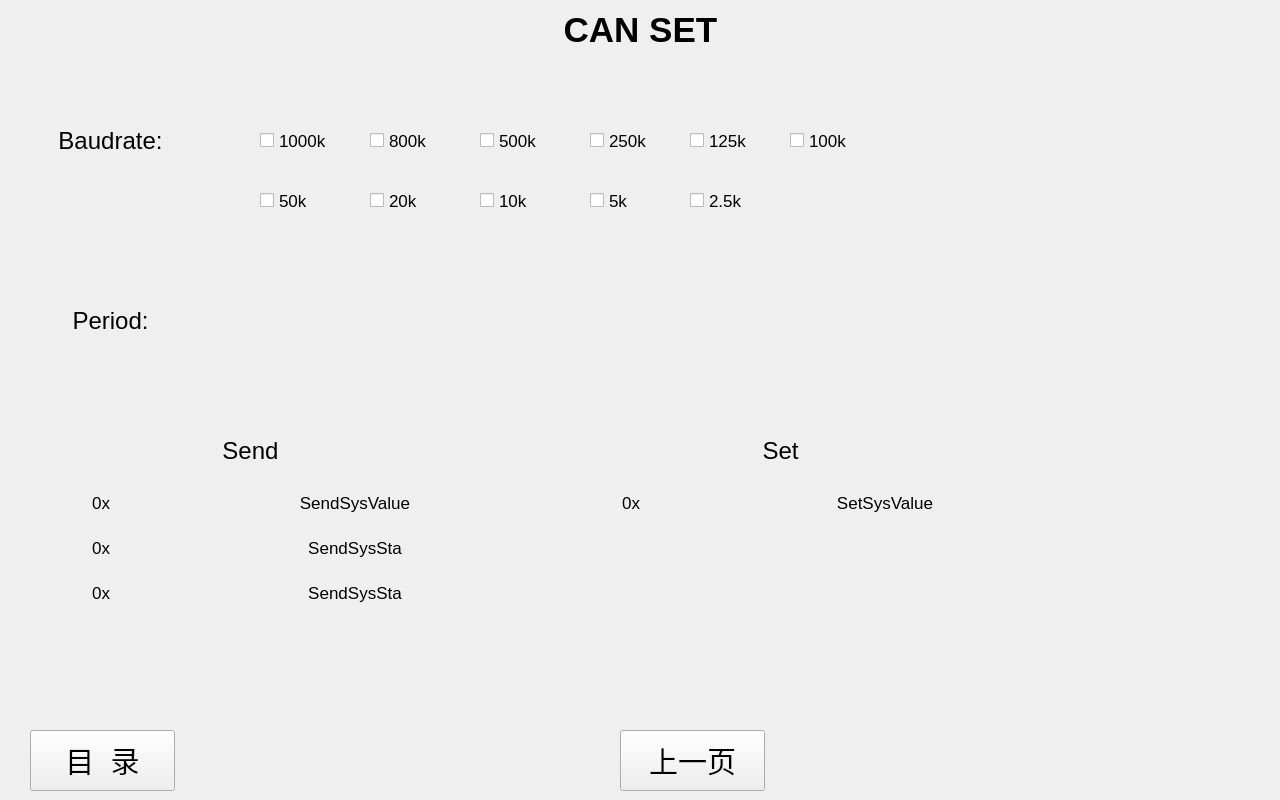
qingdouke/TemakViews, file canset.ui: the form before one commit.
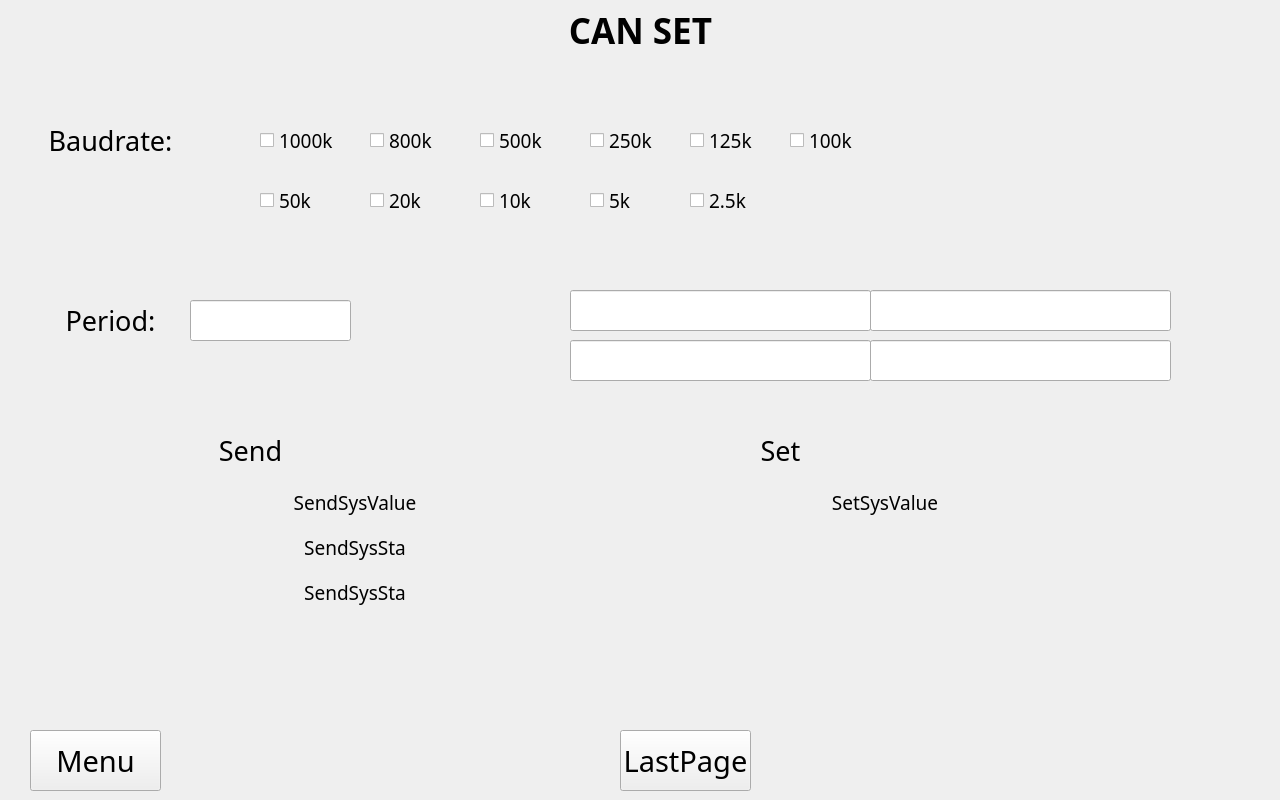
The form after the commit.

Commit message: complete all user common page dispay and touch function,wait for testing and adjustion

Diff of the .ui file:
```diff
--- a/canset.ui
+++ b/canset.ui
@@ -55,7 +55,9 @@
     </property>
     <property name="font">
      <font>
+      <family>思源黑体</family>
       <pointsize>26</pointsize>
+      <weight>75</weight>
       <bold>true</bold>
      </font>
     </property>
@@ -84,17 +86,18 @@
      <rect>
       <x>30</x>
       <y>10</y>
-      <width>145</width>
+      <width>131</width>
       <height>61</height>
      </rect>
     </property>
     <property name="font">
      <font>
+      <family>思源黑体</family>
       <pointsize>22</pointsize>
      </font>
     </property>
     <property name="text">
-     <string>目  录</string>
+     <string>Menu</string>
     </property>
    </widget>
    <widget class="QLabel" name="footer_line">
@@ -115,17 +118,18 @@
      <rect>
       <x>620</x>
       <y>10</y>
-      <width>145</width>
+      <width>131</width>
       <height>61</height>
      </rect>
     </property>
     <property name="font">
      <font>
+      <family>思源黑体</family>
       <pointsize>22</pointsize>
      </font>
     </property>
     <property name="text">
-     <string>上一页</string>
+     <string>LastPage</string>
     </property>
    </widget>
   </widget>
@@ -158,7 +162,8 @@
      </property>
      <property name="font">
       <font>
-       <pointsize>18</pointsize>
+       <family>思源黑体</family>
+       <pointsize>20</pointsize>
       </font>
      </property>
      <property name="text">
@@ -179,7 +184,8 @@
      </property>
      <property name="font">
       <font>
-       <pointsize>13</pointsize>
+       <family>思源黑体</family>
+       <pointsize>14</pointsize>
       </font>
      </property>
      <property name="text">
@@ -197,7 +203,8 @@
      </property>
      <property name="font">
       <font>
-       <pointsize>13</pointsize>
+       <family>思源黑体</family>
+       <pointsize>14</pointsize>
       </font>
      </property>
      <property name="text">
@@ -215,7 +222,8 @@
      </property>
      <property name="font">
       <font>
-       <pointsize>13</pointsize>
+       <family>思源黑体</family>
+       <pointsize>14</pointsize>
       </font>
      </property>
      <property name="text">
@@ -233,7 +241,8 @@
      </property>
      <property name="font">
       <font>
-       <pointsize>13</pointsize>
+       <family>思源黑体</family>
+       <pointsize>14</pointsize>
       </font>
      </property>
      <property name="text">
@@ -251,7 +260,8 @@
      </property>
      <property name="font">
       <font>
-       <pointsize>13</pointsize>
+       <family>思源黑体</family>
+       <pointsize>14</pointsize>
       </font>
      </property>
      <property name="text">
@@ -269,7 +279,8 @@
      </property>
      <property name="font">
       <font>
-       <pointsize>13</pointsize>
+       <family>思源黑体</family>
+       <pointsize>14</pointsize>
       </font>
      </property>
      <property name="text">
@@ -287,7 +298,8 @@
      </property>
      <property name="font">
       <font>
-       <pointsize>13</pointsize>
+       <family>思源黑体</family>
+       <pointsize>14</pointsize>
       </font>
      </property>
      <property name="text">
@@ -305,7 +317,8 @@
      </property>
      <property name="font">
       <font>
-       <pointsize>13</pointsize>
+       <family>思源黑体</family>
+       <pointsize>14</pointsize>
       </font>
      </property>
      <property name="text">
@@ -323,7 +336,8 @@
      </property>
      <property name="font">
       <font>
-       <pointsize>13</pointsize>
+       <family>思源黑体</family>
+       <pointsize>14</pointsize>
       </font>
      </property>
      <property name="text">
@@ -341,7 +355,8 @@
      </property>
      <property name="font">
       <font>
-       <pointsize>13</pointsize>
+       <family>思源黑体</family>
+       <pointsize>14</pointsize>
       </font>
      </property>
      <property name="text">
@@ -359,7 +374,8 @@
      </property>
      <property name="font">
       <font>
-       <pointsize>13</pointsize>
+       <family>思源黑体</family>
+       <pointsize>14</pointsize>
       </font>
      </property>
      <property name="text">
@@ -387,7 +403,8 @@
      </property>
      <property name="font">
       <font>
-       <pointsize>18</pointsize>
+       <family>思源黑体</family>
+       <pointsize>20</pointsize>
       </font>
      </property>
      <property name="text">
@@ -397,18 +414,15 @@
       <set>Qt::AlignCenter</set>
      </property>
     </widget>
-    <widget class="QLabel" name="period_line">
+    <widget class="QLineEdit" name="period_edit">
      <property name="geometry">
       <rect>
-       <x>153</x>
-       <y>70</y>
-       <width>120</width>
-       <height>2</height>
+       <x>190</x>
+       <y>40</y>
+       <width>161</width>
+       <height>41</height>
       </rect>
      </property>
-     <property name="text">
-      <string/>
-     </property>
     </widget>
    </widget>
    <widget class="QWidget" name="Send" native="true">
@@ -431,7 +445,8 @@
      </property>
      <property name="font">
       <font>
-       <pointsize>18</pointsize>
+       <family>思源黑体</family>
+       <pointsize>20</pointsize>
       </font>
      </property>
      <property name="text">
@@ -553,27 +568,6 @@
       <set>Qt::AlignRight|Qt::AlignTrailing|Qt::AlignVCenter</set>
      </property>
     </widget>
-    <widget class="QLabel" name="send_sys_value_0x_label">
-     <property name="geometry">
-      <rect>
-       <x>90</x>
-       <y>70</y>
-       <width>20</width>
-       <height>45</height>
-      </rect>
-     </property>
-     <property name="font">
-      <font>
-       <pointsize>13</pointsize>
-      </font>
-     </property>
-     <property name="text">
-      <string>0x</string>
-     </property>
-     <property name="alignment">
-      <set>Qt::AlignRight|Qt::AlignTrailing|Qt::AlignVCenter</set>
-     </property>
-    </widget>
     <widget class="QLabel" name="send_sys_value_display_2">
      <property name="geometry">
       <rect>
@@ -606,7 +600,8 @@
      </property>
      <property name="font">
       <font>
-       <pointsize>13</pointsize>
+       <family>思源黑体</family>
+       <pointsize>14</pointsize>
       </font>
      </property>
      <property name="text">
@@ -616,27 +611,6 @@
       <set>Qt::AlignCenter</set>
      </property>
     </widget>
-    <widget class="QLabel" name="send_sys_sta_0x_label">
-     <property name="geometry">
-      <rect>
-       <x>90</x>
-       <y>115</y>
-       <width>20</width>
-       <height>45</height>
-      </rect>
-     </property>
-     <property name="font">
-      <font>
-       <pointsize>13</pointsize>
-      </font>
-     </property>
-     <property name="text">
-      <string>0x</string>
-     </property>
-     <property name="alignment">
-      <set>Qt::AlignRight|Qt::AlignTrailing|Qt::AlignVCenter</set>
-     </property>
-    </widget>
     <widget class="QLabel" name="send_sys_sta_text_label">
      <property name="geometry">
       <rect>
@@ -648,7 +622,8 @@
      </property>
      <property name="font">
       <font>
-       <pointsize>13</pointsize>
+       <family>思源黑体</family>
+       <pointsize>14</pointsize>
       </font>
      </property>
      <property name="text">
@@ -711,7 +686,8 @@
      </property>
      <property name="font">
       <font>
-       <pointsize>13</pointsize>
+       <family>思源黑体</family>
+       <pointsize>14</pointsize>
       </font>
      </property>
      <property name="text">
@@ -742,27 +718,6 @@
       <set>Qt::AlignLeading|Qt::AlignLeft|Qt::AlignVCenter</set>
      </property>
     </widget>
-    <widget class="QLabel" name="send_pgm_run_time_0x_label">
-     <property name="geometry">
-      <rect>
-       <x>90</x>
-       <y>160</y>
-       <width>20</width>
-       <height>45</height>
-      </rect>
-     </property>
-     <property name="font">
-      <font>
-       <pointsize>13</pointsize>
-      </font>
-     </property>
-     <property name="text">
-      <string>0x</string>
-     </property>
-     <property name="alignment">
-      <set>Qt::AlignRight|Qt::AlignTrailing|Qt::AlignVCenter</set>
-     </property>
-    </widget>
     <widget class="QLabel" name="send_pgm_run_time_display_1">
      <property name="geometry">
       <rect>
@@ -818,7 +773,8 @@
      </property>
      <property name="font">
       <font>
-       <pointsize>18</pointsize>
+       <family>思源黑体</family>
+       <pointsize>20</pointsize>
       </font>
      </property>
      <property name="text">
@@ -901,33 +857,12 @@
       <set>Qt::AlignRight|Qt::AlignTrailing|Qt::AlignVCenter</set>
      </property>
     </widget>
-    <widget class="QLabel" name="set_sys_value_0x_label">
-     <property name="geometry">
-      <rect>
-       <x>90</x>
-       <y>70</y>
-       <width>20</width>
-       <height>45</height>
-      </rect>
-     </property>
-     <property name="font">
-      <font>
-       <pointsize>13</pointsize>
-      </font>
-     </property>
-     <property name="text">
-      <string>0x</string>
-     </property>
-     <property name="alignment">
-      <set>Qt::AlignRight|Qt::AlignTrailing|Qt::AlignVCenter</set>
-     </property>
-    </widget>
     <widget class="QLabel" name="set_sys_value_display_2">
      <property name="geometry">
       <rect>
        <x>110</x>
        <y>70</y>
-       <width>140</width>
+       <width>161</width>
        <height>45</height>
       </rect>
      </property>
@@ -954,7 +889,8 @@
      </property>
      <property name="font">
       <font>
-       <pointsize>13</pointsize>
+       <family>思源黑体</family>
+       <pointsize>14</pointsize>
       </font>
      </property>
      <property name="text">
@@ -965,6 +901,46 @@
      </property>
     </widget>
    </widget>
+   <widget class="QLineEdit" name="comm_text_edit_1">
+    <property name="geometry">
+     <rect>
+      <x>570</x>
+      <y>230</y>
+      <width>301</width>
+      <height>41</height>
+     </rect>
+    </property>
+   </widget>
+   <widget class="QLineEdit" name="comm_text_edit_2">
+    <property name="geometry">
+     <rect>
+      <x>870</x>
+      <y>230</y>
+      <width>301</width>
+      <height>41</height>
+     </rect>
+    </property>
+   </widget>
+   <widget class="QLineEdit" name="comm_text_edit_3">
+    <property name="geometry">
+     <rect>
+      <x>570</x>
+      <y>280</y>
+      <width>301</width>
+      <height>41</height>
+     </rect>
+    </property>
+   </widget>
+   <widget class="QLineEdit" name="comm_text_edit_4">
+    <property name="geometry">
+     <rect>
+      <x>870</x>
+      <y>280</y>
+      <width>301</width>
+      <height>41</height>
+     </rect>
+    </property>
+   </widget>
   </widget>
  </widget>
  <resources/>
```
Left out of the diff: 19 changed lines with no effect on the pictures. The commit also changes 17 other files.
